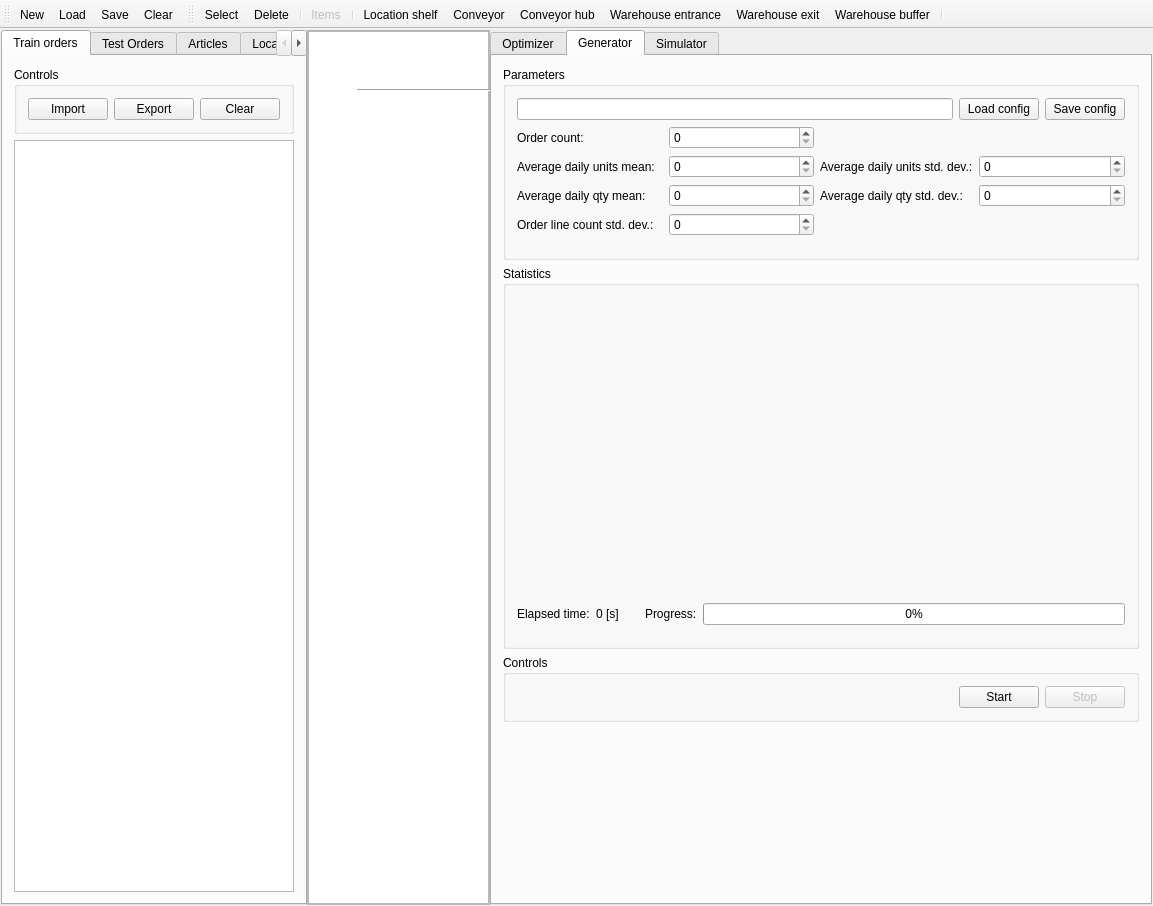
First picture: the form in src/gui/mainwindow.ui, repository kocica/warehouse-manager, before the edit.
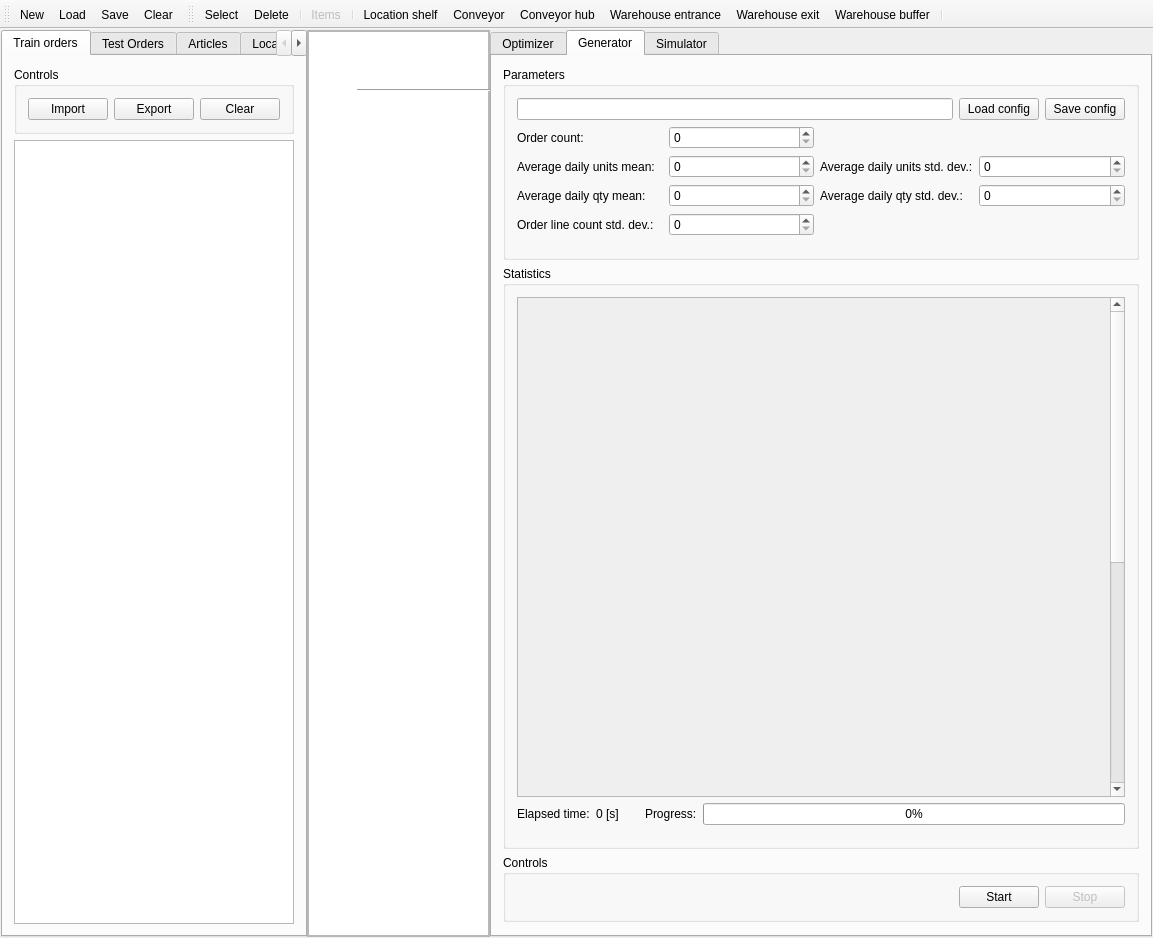
Second picture: the form after the edit. The open tabs and pages were chosen to show the change. Icons and pictures are not drawn. Custom widgets are drawn as their Qt base class.

Commit message: Generator UI - 3 graphs

Diff of the .ui file:
```diff
--- a/src/gui/mainwindow.ui
+++ b/src/gui/mainwindow.ui
@@ -1221,13 +1221,65 @@
               </property>
               <layout class="QVBoxLayout" name="verticalLayout_17">
                <item>
-                <widget class="QCustomPlot" name="generatorPlot" native="true">
+                <widget class="QScrollArea" name="scrollArea">
                  <property name="minimumSize">
                   <size>
                    <width>0</width>
-                   <height>300</height>
+                   <height>500</height>
                   </size>
                  </property>
+                 <property name="widgetResizable">
+                  <bool>true</bool>
+                 </property>
+                 <widget class="QWidget" name="scrollAreaWidgetContents">
+                  <property name="geometry">
+                   <rect>
+                    <x>0</x>
+                    <y>0</y>
+                    <width>533</width>
+                    <height>932</height>
+                   </rect>
+                  </property>
+                  <layout class="QHBoxLayout" name="horizontalLayout_7">
+                   <item>
+                    <layout class="QVBoxLayout" name="generatorGraphsLayout">
+                     <property name="topMargin">
+                      <number>0</number>
+                     </property>
+                     <item>
+                      <widget class="QCustomPlot" name="generatorPlotAdu" native="true">
+                       <property name="minimumSize">
+                        <size>
+                         <width>0</width>
+                         <height>300</height>
+                        </size>
+                       </property>
+                      </widget>
+                     </item>
+                     <item>
+                      <widget class="QCustomPlot" name="generatorPlotAdq" native="true">
+                       <property name="minimumSize">
+                        <size>
+                         <width>0</width>
+                         <height>300</height>
+                        </size>
+                       </property>
+                      </widget>
+                     </item>
+                     <item>
+                      <widget class="QCustomPlot" name="generatorPlotLines" native="true">
+                       <property name="minimumSize">
+                        <size>
+                         <width>0</width>
+                         <height>300</height>
+                        </size>
+                       </property>
+                      </widget>
+                     </item>
+                    </layout>
+                   </item>
+                  </layout>
+                 </widget>
                 </widget>
                </item>
                <item>
```
The commit also changes 3 other files.
